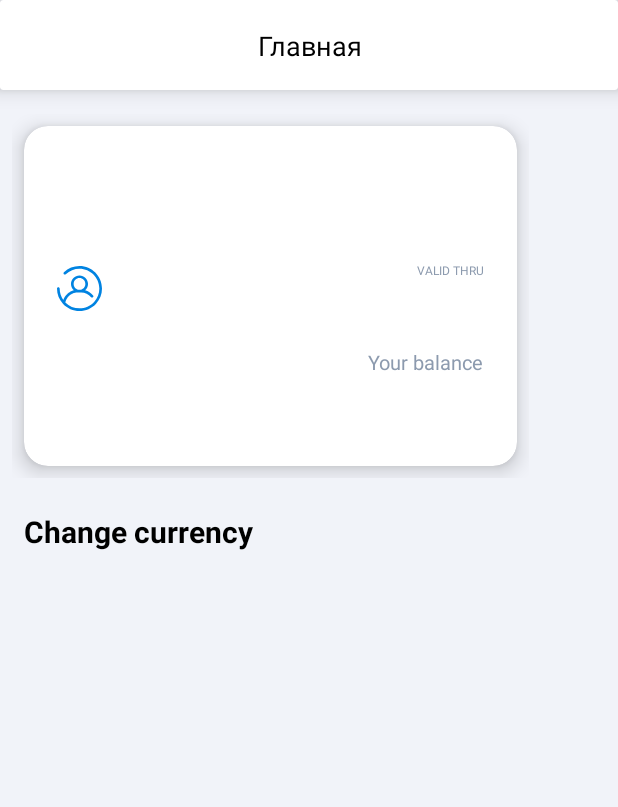
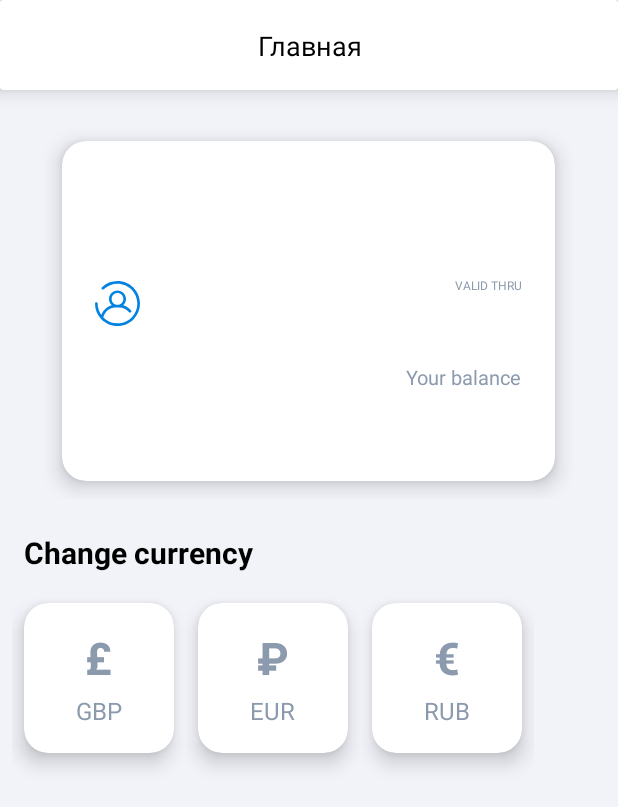
Before and after one commit to SamGitH/BankPP, an Android app: the screen it shows after launch (MainActivity), on a phone screen of 412 x 824 dp. Shown: the top 807 px of the screen. Run offline under Robolectric (Android 15) with nearby library versions, the phone set to English and light mode, and no system bars.

Commit message:
Add item_currency.xml, item_history.xml, view_history.xml

```diff
--- a/app/src/main/java/com/test/bank/ui/fragments/MainFragment.kt
+++ b/app/src/main/java/com/test/bank/ui/fragments/MainFragment.kt
@@ -1,7 +1,44 @@
 package com.test.bank.ui.fragments
 
+import android.os.Bundle
+import android.view.LayoutInflater
+import android.view.View
+import androidx.cardview.widget.CardView
 import androidx.fragment.app.Fragment
 import com.test.bank.R
+import kotlinx.android.synthetic.main.fragment_main.*
+import kotlinx.android.synthetic.main.item_currency.view.*
 
 class MainFragment: Fragment(R.layout.fragment_main)  {
+
+    override fun onViewCreated(view: View, savedInstanceState: Bundle?) {
+        super.onViewCreated(view, savedInstanceState)
+        setCurrency()
+    }
+
+    private fun setCurrency(){
+        val gbp = CardView(context!!)
+        val eur = CardView(context!!)
+        val rub = CardView(context!!)
+
+        LayoutInflater.from(context).inflate(R.layout.item_currency, gbp, true)
+        LayoutInflater.from(context).inflate(R.layout.item_currency, eur, true)
+        LayoutInflater.from(context).inflate(R.layout.item_currency, rub, true)
+
+        gbp.setBackgroundColor(resources.getColor(R.color.transparent))
+        eur.setBackgroundColor(resources.getColor(R.color.transparent))
+        rub.setBackgroundColor(resources.getColor(R.color.transparent))
+
+        gbp.icr_symbol.text = resources.getString(R.string.pounds)
+        eur.icr_symbol.text = resources.getString(R.string.euro)
+        rub.icr_symbol.text = resources.getString(R.string.rubles)
+
+        gbp.icr_currency.text = resources.getString(R.string.gbp)
+        eur.icr_currency.text = resources.getString(R.string.eur)
+        rub.icr_currency.text = resources.getString(R.string.rub)
+
+        fm_ll_currency.addView(gbp)
+        fm_ll_currency.addView(eur)
+        fm_ll_currency.addView(rub)
+    }
 }
--- a/app/src/main/res/layout/fragment_main.xml
+++ b/app/src/main/res/layout/fragment_main.xml
@@ -12,7 +12,7 @@
         android:id="@+id/fm_title"
         android:layout_width="match_parent"
         android:layout_height="@dimen/top_title_height"
-        card_view:cardElevation="@dimen/top_title_shadow"
+        card_view:cardElevation="@dimen/shadow"
         android:backgroundTint="@color/item"
         card_view:layout_constraintStart_toStartOf="parent"
         card_view:layout_constraintEnd_toEndOf="parent"
@@ -50,13 +50,12 @@
             android:orientation="vertical">
 
             <com.test.bank.ui.views.MyCardView
-                android:layout_width="match_parent"
+                android:layout_width="wrap_content"
                 android:layout_height="wrap_content"
                 android:layout_gravity="center"
-                android:layout_marginStart="@dimen/small_space"
-                android:layout_marginEnd="@dimen/small_space"
-                android:layout_marginTop="@dimen/normal_space"
-                android:layout_marginBottom="@dimen/big_space"
+                android:layout_marginStart="@dimen/tiny_space"
+                android:layout_marginEnd="@dimen/tiny_space"
+                android:layout_marginTop="@dimen/big_space"
                 />
 
             <TextView
@@ -67,6 +66,7 @@
                 android:textSize="@dimen/fm_cc_text_size"
                 android:textColor="@android:color/black"
                 android:layout_marginStart="@dimen/normal_space"
+                android:layout_marginTop="@dimen/big_space"
                 />
 
             <LinearLayout
@@ -74,6 +74,9 @@
                 android:layout_width="match_parent"
                 android:layout_height="wrap_content"
                 android:orientation="horizontal"
+                android:layout_marginStart="@dimen/small_space"
+                android:layout_marginEnd="@dimen/small_space"
+                android:layout_marginTop="@dimen/normal_space"
                 />
 
         </LinearLayout>
--- a/app/src/main/res/layout/fragment_my_cards.xml
+++ b/app/src/main/res/layout/fragment_my_cards.xml
@@ -12,7 +12,7 @@
         android:id="@+id/fm_title"
         android:layout_width="match_parent"
         android:layout_height="@dimen/top_title_height"
-        card_view:cardElevation="@dimen/top_title_shadow"
+        card_view:cardElevation="@dimen/shadow"
         android:backgroundTint="@color/item"
         >
 
--- /dev/null
+++ b/app/src/main/res/layout/item_currency.xml
@@ -0,0 +1,50 @@
+<?xml version="1.0" encoding="utf-8"?>
+<androidx.cardview.widget.CardView
+    xmlns:android="http://schemas.android.com/apk/res/android"
+    xmlns:card_view="http://schemas.android.com/apk/res-auto"
+    xmlns:app="http://schemas.android.com/apk/res-auto"
+    xmlns:tools="http://schemas.android.com/tools"
+    android:layout_width="100dp"
+    android:layout_height="100dp"
+    app:cardCornerRadius="@dimen/item_corner_radius"
+    android:backgroundTint="@color/item"
+    card_view:cardElevation="@dimen/shadow"
+    android:layout_marginTop="@dimen/small_space"
+    android:layout_marginStart="@dimen/small_space"
+    android:layout_marginEnd="@dimen/small_space"
+    android:layout_marginBottom="@dimen/normal_space"
+    tools:backgroundTint="@color/main_back"
+    android:layout_gravity="center"
+    android:layout_weight="1">
+
+    <LinearLayout
+        android:layout_width="match_parent"
+        android:layout_height="match_parent"
+        android:orientation="vertical">
+
+        <TextView
+            android:id="@+id/icr_symbol"
+            android:layout_width="wrap_content"
+            android:layout_height="wrap_content"
+            android:textSize="@dimen/icr_text_size_symbol"
+            android:textColor="@color/text_color_grey"
+            android:textStyle="bold"
+            android:layout_gravity="center"
+            android:layout_marginTop="@dimen/normal_space"
+            tools:text="@string/pounds"
+            />
+
+        <TextView
+            android:id="@+id/icr_currency"
+            android:layout_width="wrap_content"
+            android:layout_height="wrap_content"
+            android:textSize="16sp"
+            android:textColor="@color/text_color_grey"
+            android:layout_gravity="center"
+            android:layout_marginTop="@dimen/tiny_space"
+            tools:text="GBP"
+            />
+
+    </LinearLayout>
+
+</androidx.cardview.widget.CardView>
--- a/app/src/main/res/layout/view_my_card.xml
+++ b/app/src/main/res/layout/view_my_card.xml
@@ -11,9 +11,9 @@
         android:layout_width="wrap_content"
         android:layout_height="wrap_content"
         android:backgroundTint="@color/item"
-        card_view:cardElevation="@dimen/top_title_shadow"
-        card_view:cardCornerRadius="@dimen/vmc_corner_radius"
-        android:layout_margin="@dimen/top_title_shadow">
+        card_view:cardElevation="@dimen/shadow"
+        card_view:cardCornerRadius="@dimen/item_corner_radius"
+        android:layout_margin="12dp">
 
         <androidx.constraintlayout.widget.ConstraintLayout
             android:layout_width="wrap_content"
@@ -119,7 +119,7 @@
                 card_view:layout_constraintEnd_toEndOf="@id/vmc_valid_text"
                 card_view:layout_constraintBottom_toBottomOf="parent"
                 android:layout_marginBottom="@dimen/huge_space"
-                android:layout_marginTop="@dimen/space_tiny"
+                android:layout_marginTop="@dimen/tiny_space"
                 tools:text="$20 893.09"
                 />
 
--- a/app/src/main/res/values/dimens.xml
+++ b/app/src/main/res/values/dimens.xml
@@ -7,7 +7,7 @@
     <dimen name="ic_card_number">16sp</dimen>
     <dimen name="item_card_margin_bottom">1dp</dimen>
     <dimen name="ic_tv_margin_tb">24dp</dimen>
-    <dimen name="top_title_shadow">8dp</dimen>
+    <dimen name="shadow">8dp</dimen>
     <dimen name="vmc_iv_width">40dp</dimen>
     <dimen name="vmc_iv_height">24dp</dimen>
 
@@ -15,13 +15,16 @@
     <dimen name="normal_space">16dp</dimen>
     <dimen name="big_space">22dp</dimen>
     <dimen name="huge_space">32dp</dimen>
+    <dimen name="tiny_space">4dp</dimen>
 
     <dimen name="vmc_card_number">22sp</dimen>
-    <dimen name="vmc_corner_radius">16dp</dimen>
+    <dimen name="item_corner_radius">16dp</dimen>
     <dimen name="vcm_text_size_big">17sp</dimen>
     <dimen name="vcm_text_size_normal">13sp</dimen>
     <dimen name="vcm_text_size_small">8sp</dimen>
     <dimen name="vcm_size">210dp</dimen>
-    <dimen name="space_tiny">4dp</dimen>
     <dimen name="fm_cc_text_size">20sp</dimen>
+    <dimen name="icr_text_size_symbol">30sp</dimen>
+    <dimen name="history_view_height">264dp</dimen>
+    <dimen name="ih_icon_size">44dp</dimen>
 </resources>
--- a/app/src/main/res/values/strings.xml
+++ b/app/src/main/res/values/strings.xml
@@ -8,4 +8,12 @@
     <string name="format_money_usd">$%s</string>
     <string name="format_money_gbp">$%s</string>
     <string name="text_change_currency">Change currency</string>
+    <string name="pounds">£</string>
+    <string name="euro">₽</string>
+    <string name="rubles">€</string>
+    <string name="gbp">GBP</string>
+    <string name="eur">EUR</string>
+    <string name="rub">RUB</string>
+    <string name="text_history">History</string>
+
 </resources>
```
Also changed, not shown: app/src/main/java/com/test/bank/model/Currency.kt (+1 -1 lines), app/src/main/java/com/test/bank/ui/views/MyCardView.kt (+0 -1 lines), app/src/main/res/layout/item_history.xml (added, +27 -0 lines), app/src/main/res/layout/view_history.xml (added, +43 -0 lines).
